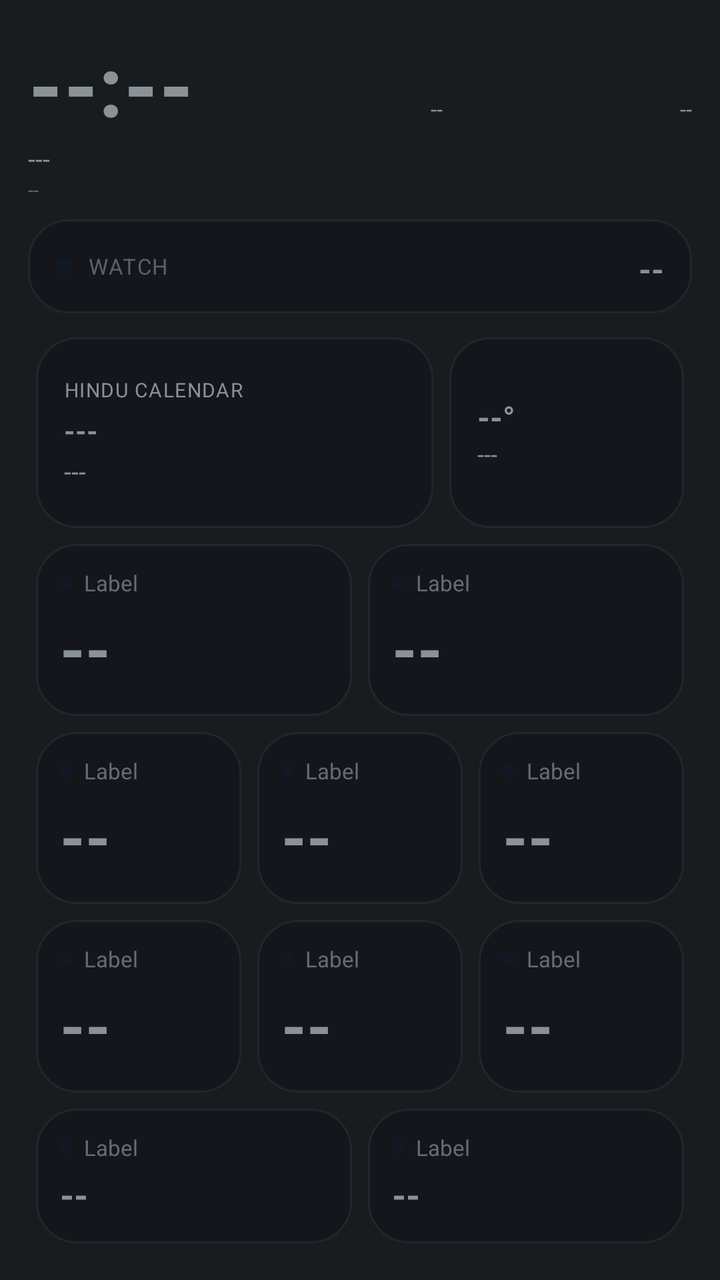
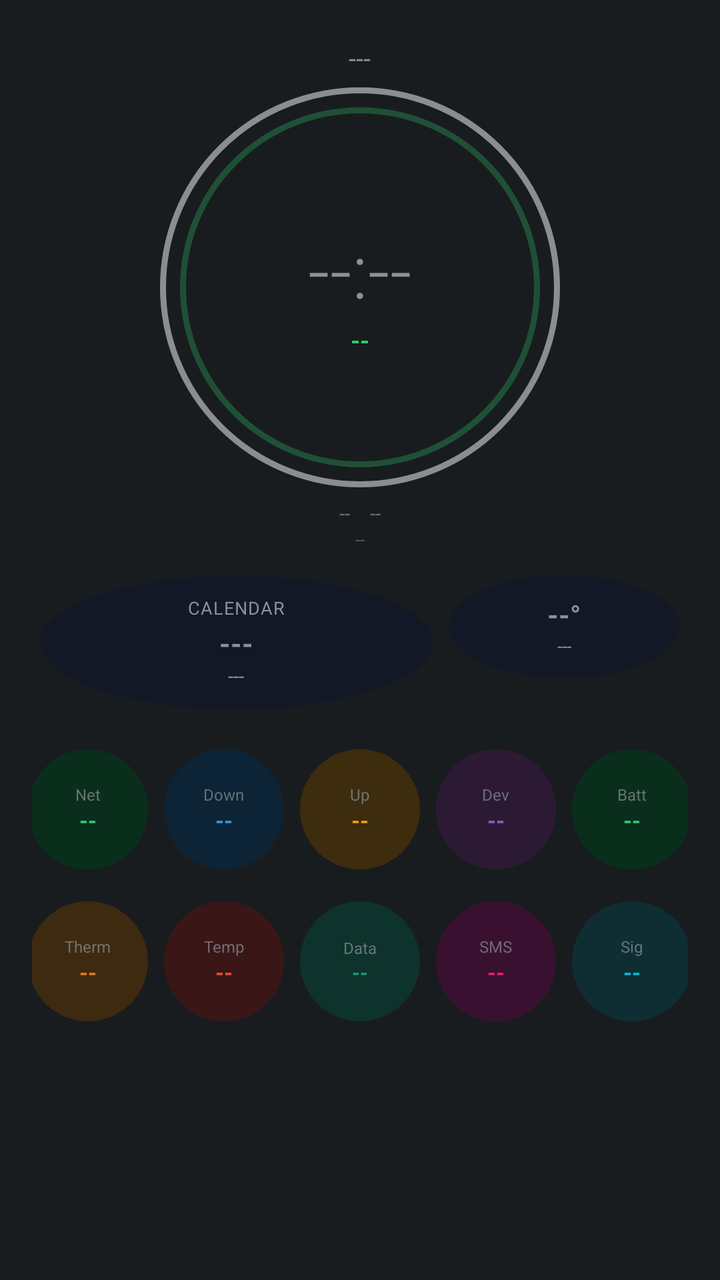

An Android layout rendered at two revisions. The XML below is the earlier revision; the diff shows what the commit changed to produce the second picture.
<!-- AndroidManifest.xml: application theme android:Theme.DeviceDefault.NoActionBar -->
<!-- res/layout/aod_layout_watch_style.xml -->
<?xml version="1.0" encoding="utf-8"?>
<LinearLayout xmlns:android="http://schemas.android.com/apk/res/android"
    android:id="@+id/bg_root"
    android:layout_width="match_parent"
    android:layout_height="match_parent"
    android:orientation="vertical"
    android:padding="14dp">

    <LinearLayout
        android:layout_width="match_parent"
        android:layout_height="wrap_content"
        android:orientation="horizontal">

        <TextView
            android:id="@+id/clock"
            android:layout_width="wrap_content"
            android:layout_height="wrap_content"
            android:textSize="42sp"
            android:textStyle="bold"
            android:fontFamily="sans-serif-medium"
            android:text="--:--" />

        <TextView
            android:id="@+id/net_type_badge"
            android:layout_width="0dp"
            android:layout_height="wrap_content"
            android:layout_weight="1"
            android:layout_gravity="top"
            android:gravity="end"
            android:textSize="11sp"
            android:text="--" />

        <TextView
            android:id="@+id/akd_badge"
            android:layout_width="0dp"
            android:layout_height="wrap_content"
            android:layout_weight="1"
            android:layout_gravity="top"
            android:gravity="end"
            android:textSize="11sp"
            android:text="--" />
    </LinearLayout>

    <TextView
        android:id="@+id/date"
        android:layout_width="wrap_content"
        android:layout_height="wrap_content"
        android:textSize="13sp"
        android:text="---" />

    <TextView
        android:id="@+id/perf_badge"
        android:layout_width="wrap_content"
        android:layout_height="wrap_content"
        android:textSize="10sp"
        android:alpha="0.6"
        android:text="--" />

    <TextView
        android:id="@+id/muhurat_badge"
        android:layout_width="wrap_content"
        android:layout_height="wrap_content"
        android:textSize="11sp"
        android:textStyle="bold"
        android:visibility="gone"
        android:text="--" />

    <LinearLayout
        android:layout_width="match_parent"
        android:layout_height="wrap_content"
        android:background="@drawable/bg_card"
        android:orientation="horizontal"
        android:gravity="center_vertical"
        android:layout_marginTop="8dp"
        android:padding="14dp">

        <View
            android:layout_width="8dp"
            android:layout_height="8dp"
            android:layout_marginEnd="8dp"
            android:background="@drawable/aod_circle_bg" />

        <TextView
            android:layout_width="wrap_content"
            android:layout_height="wrap_content"
            android:textSize="11sp"
            android:textAllCaps="true"
            android:alpha="0.6"
            android:letterSpacing="0.05"
            android:text="Watch" />

        <TextView
            android:id="@+id/health_badge"
            android:layout_width="0dp"
            android:layout_height="wrap_content"
            android:layout_weight="1"
            android:layout_marginStart="10dp"
            android:gravity="end"
            android:textAllCaps="true"
            android:textStyle="bold"
            android:maxLines="1"
            android:autoSizeTextType="uniform"
            android:autoSizeMinTextSize="16sp"
            android:autoSizeMaxTextSize="34sp"
            android:text="--" />
    </LinearLayout>

    <LinearLayout
        android:layout_width="match_parent"
        android:layout_height="0dp"
        android:layout_weight="1.1"
        android:orientation="horizontal"
        android:layout_marginTop="8dp">

        <LinearLayout
            android:id="@+id/panchang_card"
            android:layout_width="0dp"
            android:layout_height="match_parent"
            android:layout_weight="1.7"
            android:layout_margin="4dp"
            android:background="@drawable/bg_card"
            android:orientation="vertical"
            android:gravity="center_vertical"
            android:padding="14dp">

            <TextView
                android:id="@+id/panchang_header"
                android:layout_width="wrap_content"
                android:layout_height="wrap_content"
                android:textSize="10sp"
                android:textAllCaps="true"
                android:letterSpacing="0.05"
                android:text="Hindu calendar" />

            <TextView
                android:id="@+id/panchang_tithi"
                android:layout_width="match_parent"
                android:layout_height="wrap_content"
                android:layout_marginTop="4dp"
                android:textStyle="bold"
                android:maxLines="1"
                android:autoSizeTextType="uniform"
                android:autoSizeMinTextSize="14sp"
                android:autoSizeMaxTextSize="22sp"
                android:text="---" />

            <TextView
                android:id="@+id/panchang_nakshatra"
                android:layout_width="match_parent"
                android:layout_height="wrap_content"
                android:layout_marginTop="2dp"
                android:textSize="13sp"
                android:maxLines="1"
                android:ellipsize="end"
                android:text="---" />
        </LinearLayout>

        <LinearLayout
            android:id="@+id/weather_card"
            android:layout_width="0dp"
            android:layout_height="match_parent"
            android:layout_weight="1"
            android:layout_margin="4dp"
            android:background="@drawable/bg_card"
            android:orientation="vertical"
            android:gravity="center_vertical"
            android:padding="14dp">

            <TextView
                android:id="@+id/weather_temp"
                android:layout_width="match_parent"
                android:layout_height="wrap_content"
                android:textStyle="bold"
                android:maxLines="1"
                android:autoSizeTextType="uniform"
                android:autoSizeMinTextSize="16sp"
                android:autoSizeMaxTextSize="28sp"
                android:text="--°" />

            <TextView
                android:id="@+id/weather_condition"
                android:layout_width="match_parent"
                android:layout_height="wrap_content"
                android:layout_marginTop="2dp"
                android:textSize="12sp"
                android:maxLines="2"
                android:text="---" />
        </LinearLayout>
    </LinearLayout>

    <LinearLayout
        android:layout_width="match_parent"
        android:layout_height="0dp"
        android:layout_weight="1"
        android:orientation="horizontal">
        <include layout="@layout/aod_card_bold" android:id="@+id/row0" />
        <include layout="@layout/aod_card_bold" android:id="@+id/row4" />
    </LinearLayout>

    <LinearLayout
        android:layout_width="match_parent"
        android:layout_height="0dp"
        android:layout_weight="1"
        android:orientation="horizontal">
        <include layout="@layout/aod_card_bold" android:id="@+id/row2" />
        <include layout="@layout/aod_card_bold" android:id="@+id/row9" />
        <include layout="@layout/aod_card_bold" android:id="@+id/row8" />
    </LinearLayout>

    <LinearLayout
        android:layout_width="match_parent"
        android:layout_height="0dp"
        android:layout_weight="1"
        android:orientation="horizontal">
        <include layout="@layout/aod_card_bold" android:id="@+id/row1" />
        <include layout="@layout/aod_card_bold" android:id="@+id/row5" />
        <include layout="@layout/aod_card_bold" android:id="@+id/row6" />
    </LinearLayout>

    <LinearLayout
        android:layout_width="match_parent"
        android:layout_height="0dp"
        android:layout_weight="0.8"
        android:orientation="horizontal">
        <include layout="@layout/aod_card_bold" android:id="@+id/row3"
            android:layout_width="0dp" android:layout_weight="2.2" />
        <include layout="@layout/aod_card_bold" android:id="@+id/row7" />
    </LinearLayout>

</LinearLayout>
<!-- res/layout/aod_card_bold.xml (included above) -->
<?xml version="1.0" encoding="utf-8"?>
<LinearLayout xmlns:android="http://schemas.android.com/apk/res/android"
    android:layout_width="0dp"
    android:layout_height="match_parent"
    android:layout_weight="1"
    android:layout_margin="4dp"
    android:background="@drawable/bg_card"
    android:orientation="vertical"
    android:gravity="center_vertical"
    android:padding="12dp">

    <LinearLayout
        android:layout_width="wrap_content"
        android:layout_height="wrap_content"
        android:orientation="horizontal"
        android:gravity="center_vertical">

        <View
            android:id="@+id/accent_dot"
            android:layout_width="6dp"
            android:layout_height="6dp"
            android:layout_marginEnd="6dp"
            android:background="@drawable/aod_circle_bg" />

        <TextView
            android:id="@+id/stat_label"
            android:layout_width="wrap_content"
            android:layout_height="wrap_content"
            android:textSize="11sp"
            android:alpha="0.7"
            android:text="Label" />
    </LinearLayout>

    <TextView
        android:id="@+id/stat_value"
        android:layout_width="match_parent"
        android:layout_height="0dp"
        android:layout_weight="1"
        android:layout_marginTop="4dp"
        android:gravity="center_vertical"
        android:textStyle="bold"
        android:maxLines="1"
        android:autoSizeTextType="uniform"
        android:autoSizeMinTextSize="14sp"
        android:autoSizeMaxTextSize="70sp"
        android:autoSizeStepGranularity="1sp"
        android:text="--" />

</LinearLayout>
<!-- resources referenced by this layout -->
<resources>
  <!-- drawable aod_circle_bg (drawable) -->
  <?xml version="1.0" encoding="utf-8"?>
  <shape xmlns:android="http://schemas.android.com/apk/res/android"
      android:shape="oval">
      <solid android:color="#121826" />
  </shape>
  <!-- drawable bg_card (drawable) -->
  <?xml version="1.0" encoding="utf-8"?>
  <shape xmlns:android="http://schemas.android.com/apk/res/android">
      <solid android:color="#14161C" />
      <corners android:radius="20dp" />
      <stroke android:width="1dp" android:color="#22252E" />
  </shape>
</resources>

<!-- the commit's change to res/layout/aod_layout_watch_style.xml (unified diff, before → after) -->
@@ -4,277 +4,93 @@
     android:layout_width="match_parent"
     android:layout_height="match_parent"
     android:orientation="vertical"
-    android:padding="14dp">
+    android:gravity="center_horizontal"
+    android:padding="16dp">
 
-    <LinearLayout
-        android:layout_width="match_parent"
-        android:layout_height="wrap_content"
-        android:orientation="horizontal">
+    <TextView android:id="@+id/date" android:layout_width="wrap_content" android:layout_height="wrap_content"
+        android:textSize="13sp" android:layout_marginTop="4dp" android:text="---" />
 
-        <TextView
-            android:id="@+id/clock"
-            android:layout_width="wrap_content"
-            android:layout_height="wrap_content"
-            android:textSize="42sp"
-            android:textStyle="bold"
-            android:fontFamily="sans-serif-medium"
-            android:text="--:--" />
+    <FrameLayout
+        android:layout_width="200dp"
+        android:layout_height="200dp"
+        android:layout_marginTop="6dp">
+        <View android:layout_width="match_parent" android:layout_height="match_parent"
+            android:background="@drawable/aod_ring_outline" android:backgroundTint="#ffffff" android:alpha="0.5" />
+        <View android:layout_width="180dp" android:layout_height="180dp" android:layout_gravity="center"
+            android:background="@drawable/aod_ring_outline" android:backgroundTint="#2ecc71" android:alpha="0.3" />
+        <LinearLayout android:layout_width="wrap_content" android:layout_height="wrap_content" android:layout_gravity="center" android:orientation="vertical" android:gravity="center_horizontal">
+            <TextView android:id="@+id/clock" android:layout_width="wrap_content" android:layout_height="wrap_content"
+                android:textSize="38sp" android:fontFamily="sans-serif-light" android:text="--:--" />
+            <TextView android:id="@+id/health_badge" android:layout_width="wrap_content" android:layout_height="wrap_content"
+                android:layout_marginTop="2dp" android:textAllCaps="true" android:textStyle="bold" android:textSize="12sp" android:textColor="#2ecc71" android:text="--" />
+        </LinearLayout>
+    </FrameLayout>
 
-        <TextView
-            android:id="@+id/net_type_badge"
-            android:layout_width="0dp"
-            android:layout_height="wrap_content"
-            android:layout_weight="1"
-            android:layout_gravity="top"
-            android:gravity="end"
-            android:textSize="11sp"
-            android:text="--" />
+    <LinearLayout android:layout_width="wrap_content" android:layout_height="wrap_content" android:orientation="horizontal" android:layout_marginTop="6dp">
+        <TextView android:id="@+id/net_type_badge" android:layout_width="wrap_content" android:layout_height="wrap_content" android:textSize="10sp" android:alpha="0.7" android:text="--" />
+        <TextView android:id="@+id/akd_badge" android:layout_width="wrap_content" android:layout_height="wrap_content" android:layout_marginStart="10dp" android:textSize="10sp" android:alpha="0.7" android:text="--" />
+    </LinearLayout>
+    <TextView android:id="@+id/perf_badge" android:layout_width="wrap_content" android:layout_height="wrap_content" android:textSize="9sp" android:alpha="0.5" android:text="--" />
+    <TextView android:id="@+id/muhurat_badge" android:layout_width="wrap_content" android:layout_height="wrap_content" android:textSize="11sp" android:textStyle="bold" android:visibility="gone" android:text="--" />
 
-        <TextView
-            android:id="@+id/akd_badge"
-            android:layout_width="0dp"
-            android:layout_height="wrap_content"
-            android:layout_weight="1"
-            android:layout_gravity="top"
-            android:gravity="end"
-            android:textSize="11sp"
-            android:text="--" />
-    </LinearLayout>
-
-    <TextView
-        android:id="@+id/date"
-        android:layout_width="wrap_content"
-        android:layout_height="wrap_content"
-        android:textSize="13sp"
-        android:text="---" />
-
-    <TextView
-        android:id="@+id/perf_badge"
-        android:layout_width="wrap_content"
-        android:layout_height="wrap_content"
-        android:textSize="10sp"
-        android:alpha="0.6"
-        android:text="--" />
-
-    <TextView
-        android:id="@+id/muhurat_badge"
-        android:layout_width="wrap_content"
-        android:layout_height="wrap_content"
-        android:textSize="11sp"
-        android:textStyle="bold"
-        android:visibility="gone"
-        android:text="--" />
-
-    <LinearLayout
-        android:layout_width="match_parent"
-        android:layout_height="wrap_content"
-        android:background="@drawable/bg_card"
-        android:orientation="horizontal"
-        android:gravity="center_vertical"
-        android:layout_marginTop="8dp"
-        android:padding="14dp">
-
-        <View
-            android:layout_width="8dp"
-            android:layout_height="8dp"
-            android:layout_marginEnd="8dp"
-            android:background="@drawable/aod_circle_bg" />
-
-        <TextView
-            android:layout_width="wrap_content"
-            android:layout_height="wrap_content"
-            android:textSize="11sp"
-            android:textAllCaps="true"
-            android:alpha="0.6"
-            android:letterSpacing="0.05"
-            android:text="Watch" />
-
-        <TextView
-            android:id="@+id/health_badge"
-            android:layout_width="0dp"
-            android:layout_height="wrap_content"
-            android:layout_weight="1"
-            android:layout_marginStart="10dp"
-            android:gravity="end"
-            android:textAllCaps="true"
-            android:textStyle="bold"
-            android:maxLines="1"
-            android:autoSizeTextType="uniform"
-            android:autoSizeMinTextSize="16sp"
-            android:autoSizeMaxTextSize="34sp"
-            android:text="--" />
-    </LinearLayout>
-
-    <LinearLayout
-        android:layout_width="match_parent"
-        android:layout_height="0dp"
-        android:layout_weight="1.1"
-        android:orientation="horizontal"
-        android:layout_marginTop="8dp">
-
-        <LinearLayout
-            android:id="@+id/panchang_card"
-            android:layout_width="0dp"
-            android:layout_height="match_parent"
-            android:layout_weight="1.7"
-            android:layout_margin="4dp"
-            android:background="@drawable/bg_card"
-            android:orientation="vertical"
-            android:gravity="center_vertical"
-            android:padding="14dp">
-
-            <TextView
-                android:id="@+id/panchang_header"
-                android:layout_width="wrap_content"
-                android:layout_height="wrap_content"
-                android:textSize="10sp"
-                android:textAllCaps="true"
-                android:letterSpacing="0.05"
-                android:text="Hindu calendar" />
-
-            <TextView
-                android:id="@+id/panchang_tithi"
-                android:layout_width="match_parent"
-                android:layout_height="wrap_content"
-                android:layout_marginTop="4dp"
-                android:textStyle="bold"
-                android:maxLines="1"
-                android:autoSizeTextType="uniform"
-                android:autoSizeMinTextSize="14sp"
-                android:autoSizeMaxTextSize="22sp"
-                android:text="---" />
-
-            <TextView
-                android:id="@+id/panchang_nakshatra"
-                android:layout_width="match_parent"
-                android:layout_height="wrap_content"
-                android:layout_marginTop="2dp"
-                android:textSize="13sp"
-                android:maxLines="1"
-                android:ellipsize="end"
-                android:text="---" />
+    <LinearLayout android:layout_width="match_parent" android:layout_height="wrap_content" android:orientation="horizontal" android:layout_marginTop="8dp">
+        <LinearLayout android:id="@+id/panchang_card" android:layout_width="0dp" android:layout_height="wrap_content" android:layout_weight="1.7" android:layout_margin="4dp"
+            android:background="@drawable/aod_circle_bg" android:orientation="vertical" android:gravity="center" android:padding="10dp">
+            <TextView android:id="@+id/panchang_header" android:layout_width="wrap_content" android:layout_height="wrap_content" android:textSize="9sp" android:textAllCaps="true" android:letterSpacing="0.04" android:text="Calendar" />
+            <TextView android:id="@+id/panchang_tithi" android:layout_width="match_parent" android:layout_height="wrap_content" android:gravity="center" android:layout_marginTop="2dp" android:textStyle="bold" android:maxLines="1" android:autoSizeTextType="uniform" android:autoSizeMinTextSize="11sp" android:autoSizeMaxTextSize="15sp" android:text="---" />
+            <TextView android:id="@+id/panchang_nakshatra" android:layout_width="match_parent" android:layout_height="wrap_content" android:gravity="center" android:textSize="10sp" android:maxLines="1" android:ellipsize="end" android:text="---" />
         </LinearLayout>
-
-        <LinearLayout
-            android:id="@+id/weather_card"
-            android:layout_width="0dp"
-            android:layout_height="match_parent"
-            android:layout_weight="1"
-            android:layout_margin="4dp"
-            android:background="@drawable/bg_card"
-            android:orientation="vertical"
-            android:gravity="center_vertical"
-            android:padding="14dp">
-
-            <TextView
-                android:id="@+id/weather_temp"
-                android:layout_width="match_parent"
-                android:layout_height="wrap_content"
-                android:textStyle="bold"
-                android:maxLines="1"
-                android:autoSizeTextType="uniform"
-                android:autoSizeMinTextSize="16sp"
-                android:autoSizeMaxTextSize="28sp"
-                android:text="--°" />
-
-            <TextView
-                android:id="@+id/weather_condition"
-                android:layout_width="match_parent"
-                android:layout_height="wrap_content"
-                android:layout_marginTop="2dp"
-                android:textSize="12sp"
-                android:maxLines="2"
-                android:text="---" />
+        <LinearLayout android:id="@+id/weather_card" android:layout_width="0dp" android:layout_height="wrap_content" android:layout_weight="1" android:layout_margin="4dp"
+            android:background="@drawable/aod_circle_bg" android:orientation="vertical" android:gravity="center" android:padding="10dp">
+            <TextView android:id="@+id/weather_temp" android:layout_width="match_parent" android:layout_height="wrap_content" android:gravity="center" android:textStyle="bold" android:maxLines="1" android:autoSizeTextType="uniform" android:autoSizeMinTextSize="12sp" android:autoSizeMaxTextSize="18sp" android:text="--°" />
+            <TextView android:id="@+id/weather_condition" android:layout_width="match_parent" android:layout_height="wrap_content" android:gravity="center" android:textSize="9sp" android:maxLines="1" android:ellipsize="end" android:text="---" />
         </LinearLayout>
     </LinearLayout>
 
-    <LinearLayout
-        android:layout_width="match_parent"
-        android:layout_height="0dp"
-        android:layout_weight="1"
-        android:orientation="horizontal">
-        <include layout="@layout/aod_card_bold" android:id="@+id/row0" />
-        <include layout="@layout/aod_card_bold" android:id="@+id/row4" />
+    
+    <LinearLayout android:layout_width="match_parent" android:layout_height="wrap_content" android:orientation="horizontal" android:layout_marginTop="12dp" android:gravity="center">
+        <LinearLayout android:id="@+id/row8" android:layout_width="60dp" android:layout_height="60dp" android:layout_margin="4dp" android:background="@drawable/aod_circle_bg" android:backgroundTint="#0a2e1c" android:orientation="vertical" android:gravity="center">
+            <TextView android:id="@+id/stat_label" android:layout_width="wrap_content" android:layout_height="wrap_content" android:textSize="8sp" android:alpha="0.7" android:text="Net" />
+            <TextView android:id="@+id/stat_value" android:layout_width="wrap_content" android:layout_height="wrap_content" android:textStyle="bold" android:textSize="11sp" android:textColor="#2ecc71" android:maxLines="1" android:text="--" />
+        </LinearLayout>
+        <LinearLayout android:id="@+id/row0" android:layout_width="60dp" android:layout_height="60dp" android:layout_margin="4dp" android:background="@drawable/aod_circle_bg" android:backgroundTint="#0d2436" android:orientation="vertical" android:gravity="center">
+            <TextView android:id="@+id/stat_label" android:layout_width="wrap_content" android:layout_height="wrap_content" android:textSize="8sp" android:alpha="0.7" android:text="Down" />
+            <TextView android:id="@+id/stat_value" android:layout_width="wrap_content" android:layout_height="wrap_content" android:textStyle="bold" android:textSize="11sp" android:textColor="#3498db" android:maxLines="1" android:text="--" />
+        </LinearLayout>
+        <LinearLayout android:id="@+id/row1" android:layout_width="60dp" android:layout_height="60dp" android:layout_margin="4dp" android:background="@drawable/aod_circle_bg" android:backgroundTint="#3d2c0e" android:orientation="vertical" android:gravity="center">
+            <TextView android:id="@+id/stat_label" android:layout_width="wrap_content" android:layout_height="wrap_content" android:textSize="8sp" android:alpha="0.7" android:text="Up" />
+            <TextView android:id="@+id/stat_value" android:layout_width="wrap_content" android:layout_height="wrap_content" android:textStyle="bold" android:textSize="11sp" android:textColor="#f39c12" android:maxLines="1" android:text="--" />
+        </LinearLayout>
+        <LinearLayout android:id="@+id/row2" android:layout_width="60dp" android:layout_height="60dp" android:layout_margin="4dp" android:background="@drawable/aod_circle_bg" android:backgroundTint="#2c1a35" android:orientation="vertical" android:gravity="center">
+            <TextView android:id="@+id/stat_label" android:layout_width="wrap_content" android:layout_height="wrap_content" android:textSize="8sp" android:alpha="0.7" android:text="Dev" />
+            <TextView android:id="@+id/stat_value" android:layout_width="wrap_content" android:layout_height="wrap_content" android:textStyle="bold" android:textSize="11sp" android:textColor="#9b59b6" android:maxLines="1" android:text="--" />
+        </LinearLayout>
+        <LinearLayout android:id="@+id/row4" android:layout_width="60dp" android:layout_height="60dp" android:layout_margin="4dp" android:background="@drawable/aod_circle_bg" android:backgroundTint="#0a2e1c" android:orientation="vertical" android:gravity="center">
+            <TextView android:id="@+id/stat_label" android:layout_width="wrap_content" android:layout_height="wrap_content" android:textSize="8sp" android:alpha="0.7" android:text="Batt" />
+            <TextView android:id="@+id/stat_value" android:layout_width="wrap_content" android:layout_height="wrap_content" android:textStyle="bold" android:textSize="11sp" android:textColor="#2ecc71" android:maxLines="1" android:text="--" />
+        </LinearLayout>
     </LinearLayout>
-
-    <LinearLayout
-        android:layout_width="match_parent"
-        android:layout_height="0dp"
-        android:layout_weight="1"
-        android:orientation="horizontal">
-        <include layout="@layout/aod_card_bold" android:id="@+id/row2" />
-        <include layout="@layout/aod_card_bold" android:id="@+id/row9" />
-        <include layout="@layout/aod_card_bold" android:id="@+id/row8" />
-    </LinearLayout>
-
-    <LinearLayout
-        android:layout_width="match_parent"
-        android:layout_height="0dp"
-        android:layout_weight="1"
-        android:orientation="horizontal">
-        <include layout="@layout/aod_card_bold" android:id="@+id/row1" />
-        <include layout="@layout/aod_card_bold" android:id="@+id/row5" />
-        <include layout="@layout/aod_card_bold" android:id="@+id/row6" />
-    </LinearLayout>
-
-    <LinearLayout
-        android:layout_width="match_parent"
-        android:layout_height="0dp"
-        android:layout_weight="0.8"
-        android:orientation="horizontal">
-        <include layout="@layout/aod_card_bold" android:id="@+id/row3"
-            android:layout_width="0dp" android:layout_weight="2.2" />
-        <include layout="@layout/aod_card_bold" android:id="@+id/row7" />
+    <LinearLayout android:layout_width="match_parent" android:layout_height="wrap_content" android:orientation="horizontal" android:layout_marginTop="8dp" android:gravity="center">
+        <LinearLayout android:id="@+id/row5" android:layout_width="60dp" android:layout_height="60dp" android:layout_margin="4dp" android:background="@drawable/aod_circle_bg" android:backgroundTint="#3d2a10" android:orientation="vertical" android:gravity="center">
+            <TextView android:id="@+id/stat_label" android:layout_width="wrap_content" android:layout_height="wrap_content" android:textSize="8sp" android:alpha="0.7" android:text="Therm" />
+            <TextView android:id="@+id/stat_value" android:layout_width="wrap_content" android:layout_height="wrap_content" android:textStyle="bold" android:textSize="11sp" android:textColor="#e67e22" android:maxLines="1" android:text="--" />
+        </LinearLayout>
+        <LinearLayout android:id="@+id/row6" android:layout_width="60dp" android:layout_height="60dp" android:layout_margin="4dp" android:background="@drawable/aod_circle_bg" android:backgroundTint="#3a1616" android:orientation="vertical" android:gravity="center">
+            <TextView android:id="@+id/stat_label" android:layout_width="wrap_content" android:layout_height="wrap_content" android:textSize="8sp" android:alpha="0.7" android:text="Temp" />
+            <TextView android:id="@+id/stat_value" android:layout_width="wrap_content" android:layout_height="wrap_content" android:textStyle="bold" android:textSize="11sp" android:textColor="#e74c3c" android:maxLines="1" android:text="--" />
+        </LinearLayout>
+        <LinearLayout android:id="@+id/row3" android:layout_width="60dp" android:layout_height="60dp" android:layout_margin="4dp" android:background="@drawable/aod_circle_bg" android:backgroundTint="#0e332c" android:orientation="vertical" android:gravity="center">
+            <TextView android:id="@+id/stat_label" android:layout_width="wrap_content" android:layout_height="wrap_content" android:textSize="8sp" android:alpha="0.7" android:text="Data" />
+            <TextView android:id="@+id/stat_value" android:layout_width="wrap_content" android:layout_height="wrap_content" android:textStyle="bold" android:textSize="10sp" android:textColor="#16a085" android:maxLines="1" android:text="--" />
+        </LinearLayout>
+        <LinearLayout android:id="@+id/row7" android:layout_width="60dp" android:layout_height="60dp" android:layout_margin="4dp" android:background="@drawable/aod_circle_bg" android:backgroundTint="#3a1030" android:orientation="vertical" android:gravity="center">
+            <TextView android:id="@+id/stat_label" android:layout_width="wrap_content" android:layout_height="wrap_content" android:textSize="8sp" android:alpha="0.7" android:text="SMS" />
+            <TextView android:id="@+id/stat_value" android:layout_width="wrap_content" android:layout_height="wrap_content" android:textStyle="bold" android:textSize="11sp" android:textColor="#e91e63" android:maxLines="1" android:text="--" />
+        </LinearLayout>
+        <LinearLayout android:id="@+id/row9" android:layout_width="60dp" android:layout_height="60dp" android:layout_margin="4dp" android:background="@drawable/aod_circle_bg" android:backgroundTint="#0e2e33" android:orientation="vertical" android:gravity="center">
+            <TextView android:id="@+id/stat_label" android:layout_width="wrap_content" android:layout_height="wrap_content" android:textSize="8sp" android:alpha="0.7" android:text="Sig" />
+            <TextView android:id="@+id/stat_value" android:layout_width="wrap_content" android:layout_height="wrap_content" android:textStyle="bold" android:textSize="11sp" android:textColor="#00bcd4" android:maxLines="1" android:text="--" />
+        </LinearLayout>
     </LinearLayout>
 
 </LinearLayout>
-<!-- res/layout/aod_card_bold.xml (included above) -->
-<?xml version="1.0" encoding="utf-8"?>
-<LinearLayout xmlns:android="http://schemas.android.com/apk/res/android"
-    android:layout_width="0dp"
-    android:layout_height="match_parent"
-    android:layout_weight="1"
-    android:layout_margin="4dp"
-    android:background="@drawable/bg_card"
-    android:orientation="vertical"
-    android:gravity="center_vertical"
-    android:padding="12dp">
-
-    <LinearLayout
-        android:layout_width="wrap_content"
-        android:layout_height="wrap_content"
-        android:orientation="horizontal"
-        android:gravity="center_vertical">
-
-        <View
-            android:id="@+id/accent_dot"
-            android:layout_width="6dp"
-            android:layout_height="6dp"
-            android:layout_marginEnd="6dp"
-            android:background="@drawable/aod_circle_bg" />
-
-        <TextView
-            android:id="@+id/stat_label"
-            android:layout_width="wrap_content"
-            android:layout_height="wrap_content"
-            android:textSize="11sp"
-            android:alpha="0.7"
-            android:text="Label" />
-    </LinearLayout>
-
-    <TextView
-        android:id="@+id/stat_value"
-        android:layout_width="match_parent"
-        android:layout_height="0dp"
-        android:layout_weight="1"
-        android:layout_marginTop="4dp"
-        android:gravity="center_vertical"
-        android:textStyle="bold"
-        android:maxLines="1"
-        android:autoSizeTextType="uniform"
-        android:autoSizeMinTextSize="14sp"
-        android:autoSizeMaxTextSize="70sp"
-        android:autoSizeStepGranularity="1sp"
-        android:text="--" />
-
-</LinearLayout>
<!-- resource entries referenced after the edit -->
@@ -6,12 +6,12 @@
       android:shape="oval">
       <solid android:color="#121826" />
   </shape>
-  <!-- drawable bg_card (drawable) -->
+  <!-- drawable aod_ring_outline (drawable) -->
   <?xml version="1.0" encoding="utf-8"?>
-  <shape xmlns:android="http://schemas.android.com/apk/res/android">
-      <solid android:color="#14161C" />
-      <corners android:radius="20dp" />
-      <stroke android:width="1dp" android:color="#22252E" />
+  <shape xmlns:android="http://schemas.android.com/apk/res/android"
+      android:shape="oval">
+      <solid android:color="@android:color/transparent" />
+      <stroke android:width="3dp" android:color="#ffffff" />
   </shape>
 </resources>
 
